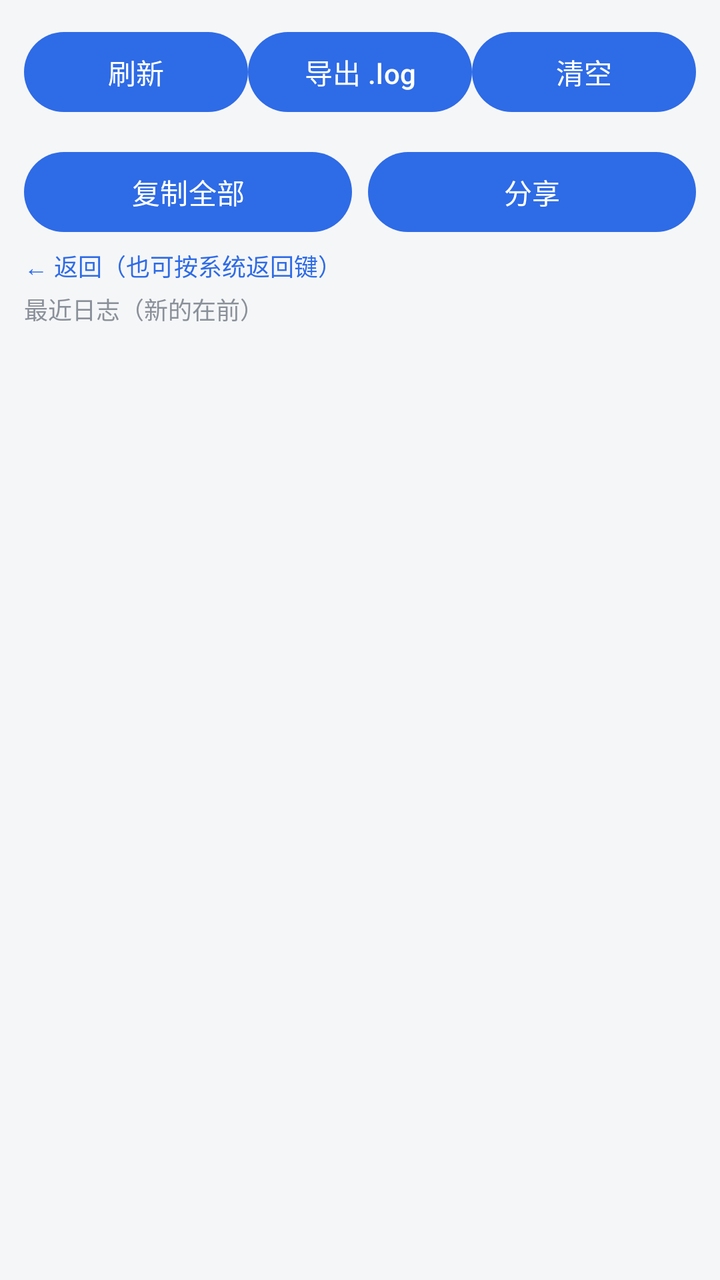
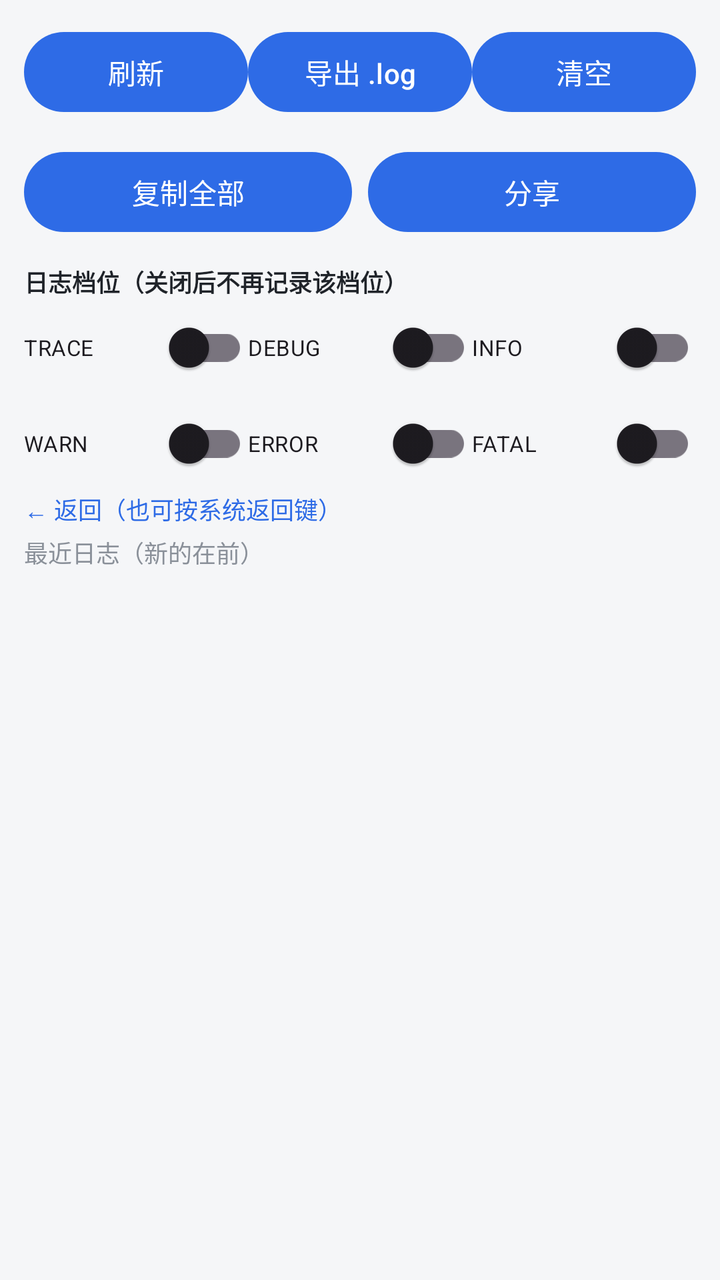

Before-and-after screenshots of an Android layout around one commit, followed by the original layout XML and the change that was made.
<!-- AndroidManifest.xml: application theme Theme.BaiJi -->
<!-- res/layout/activity_log_viewer.xml -->
<?xml version="1.0" encoding="utf-8"?>
<LinearLayout xmlns:android="http://schemas.android.com/apk/res/android"
    android:layout_width="match_parent"
    android:layout_height="match_parent"
    android:orientation="vertical"
    android:background="@color/bg">

    <LinearLayout
        android:layout_width="match_parent"
        android:layout_height="wrap_content"
        android:orientation="horizontal"
        android:padding="12dp"
        android:gravity="center_vertical">

        <Button
            android:id="@+id/btnRefreshLog"
            android:layout_width="0dp"
            android:layout_height="wrap_content"
            android:layout_weight="1"
            android:text="刷新" />

        <Button
            android:id="@+id/btnExportLog"
            android:layout_width="0dp"
            android:layout_height="wrap_content"
            android:layout_weight="1"
            android:text="导出 .log" />

        <Button
            android:id="@+id/btnClearLog"
            android:layout_width="0dp"
            android:layout_height="wrap_content"
            android:layout_weight="1"
            android:text="清空" />
    </LinearLayout>

    <LinearLayout
        android:layout_width="match_parent"
        android:layout_height="wrap_content"
        android:orientation="horizontal"
        android:paddingHorizontal="12dp"
        android:paddingBottom="4dp">

        <Button
            android:id="@+id/btnCopyLog"
            android:layout_width="0dp"
            android:layout_height="wrap_content"
            android:layout_weight="1"
            android:text="复制全部" />

        <Button
            android:id="@+id/btnShareLog"
            android:layout_width="0dp"
            android:layout_height="wrap_content"
            android:layout_weight="1"
            android:layout_marginStart="8dp"
            android:text="分享" />
    </LinearLayout>

    <TextView
        android:id="@+id/btnBack"
        android:layout_width="match_parent"
        android:layout_height="wrap_content"
        android:paddingHorizontal="12dp"
        android:paddingBottom="4dp"
        android:text="← 返回（也可按系统返回键）"
        android:textSize="12sp"
        android:textColor="@color/primary" />

    <TextView
        android:id="@+id/textLogHint"
        android:layout_width="match_parent"
        android:layout_height="wrap_content"
        android:paddingHorizontal="12dp"
        android:paddingBottom="4dp"
        android:text="最近日志（新的在前）"
        android:textSize="12sp"
        android:textColor="@color/text_secondary" />

    <ScrollView
        android:layout_width="match_parent"
        android:layout_height="0dp"
        android:layout_weight="1"
        android:fillViewport="true">

        <TextView
            android:id="@+id/textLog"
            android:layout_width="match_parent"
            android:layout_height="wrap_content"
            android:padding="12dp"
            android:fontFamily="monospace"
            android:textSize="11sp"
            android:textColor="@color/text_primary"
            android:textIsSelectable="true" />
    </ScrollView>

    <TextView
        android:id="@+id/textLogPath"
        android:layout_width="match_parent"
        android:layout_height="wrap_content"
        android:padding="8dp"
        android:textSize="11sp"
        android:textColor="@color/text_secondary" />
</LinearLayout>
<!-- resources referenced by this layout -->
<resources>
  <color name="bg">#FFF5F6F8</color>
  <color name="primary">#FF2E6BE6</color>
  <color name="text_primary">#FF1F2329</color>
  <color name="text_secondary">#FF8A9099</color>
  <style name="Theme.BaiJi" parent="Theme.Material3.DayNight.NoActionBar">
          <item name="colorPrimary">@color/primary</item>
          <item name="colorPrimaryDark">@color/primary_dark</item>
          <item name="colorSecondary">@color/accent</item>
          <item name="android:statusBarColor">@color/primary</item>
          <item name="android:windowBackground">@color/bg</item>
      </style>
  <color name="primary_dark">#FF1B4FBF</color>
  <color name="accent">#FF2E6BE6</color>
</resources>

<!-- the commit's change to res/layout/activity_log_viewer.xml (unified diff, before → after) -->
@@ -58,6 +58,78 @@
     </LinearLayout>
 
     <TextView
+        android:layout_width="match_parent"
+        android:layout_height="wrap_content"
+        android:paddingHorizontal="12dp"
+        android:paddingTop="8dp"
+        android:text="日志档位（关闭后不再记录该档位）"
+        android:textSize="12sp"
+        android:textStyle="bold"
+        android:textColor="@color/text_primary" />
+
+    <LinearLayout
+        android:layout_width="match_parent"
+        android:layout_height="wrap_content"
+        android:orientation="horizontal"
+        android:paddingHorizontal="12dp">
+
+        <androidx.appcompat.widget.SwitchCompat
+            android:id="@+id/switchTrace"
+            android:layout_width="0dp"
+            android:layout_height="wrap_content"
+            android:layout_weight="1"
+            android:text="TRACE"
+            android:textSize="11sp" />
+
+        <androidx.appcompat.widget.SwitchCompat
+            android:id="@+id/switchDebug"
+            android:layout_width="0dp"
+            android:layout_height="wrap_content"
+            android:layout_weight="1"
+            android:text="DEBUG"
+            android:textSize="11sp" />
+
+        <androidx.appcompat.widget.SwitchCompat
+            android:id="@+id/switchInfo"
+            android:layout_width="0dp"
+            android:layout_height="wrap_content"
+            android:layout_weight="1"
+            android:text="INFO"
+            android:textSize="11sp" />
+    </LinearLayout>
+
+    <LinearLayout
+        android:layout_width="match_parent"
+        android:layout_height="wrap_content"
+        android:orientation="horizontal"
+        android:paddingHorizontal="12dp">
+
+        <androidx.appcompat.widget.SwitchCompat
+            android:id="@+id/switchWarn"
+            android:layout_width="0dp"
+            android:layout_height="wrap_content"
+            android:layout_weight="1"
+            android:text="WARN"
+            android:textSize="11sp" />
+
+        <androidx.appcompat.widget.SwitchCompat
+            android:id="@+id/switchError"
+            android:layout_width="0dp"
+            android:layout_height="wrap_content"
+            android:layout_weight="1"
+            android:text="ERROR"
+            android:textSize="11sp" />
+
+        <androidx.appcompat.widget.SwitchCompat
+            android:id="@+id/switchFatal"
+            android:layout_width="0dp"
+            android:layout_height="wrap_content"
+            android:layout_weight="1"
+            android:text="FATAL"
+            android:textSize="11sp" />
+    </LinearLayout>
+
+    <TextView
         android:id="@+id/btnBack"
         android:layout_width="match_parent"
         android:layout_height="wrap_content"
